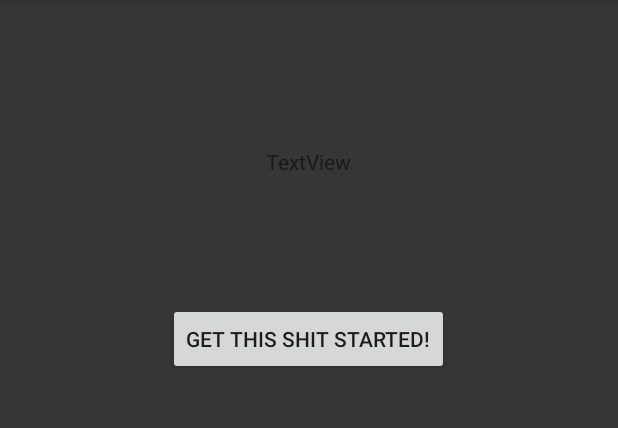
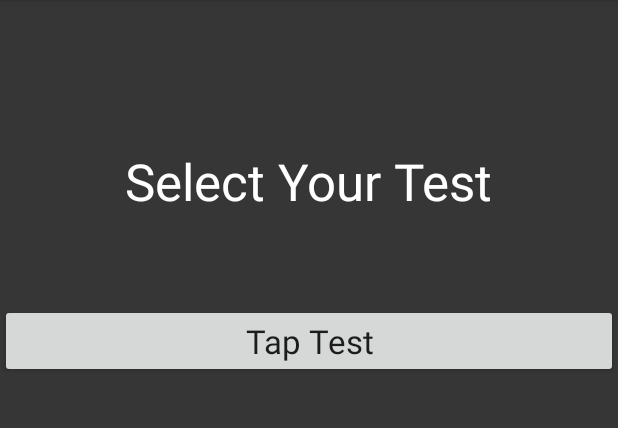
Before and after one commit to jaemoonpark/TapDemo, an Android app: the screen it shows after launch (WelcomeActivity), on a phone screen of 412 x 824 dp, the part 84-512 px from its top. Run offline under Robolectric (Android 15) with nearby library versions, the phone set to English and light mode, and no system bars.

Commit message:
Changed home screen/ layout to relative

```diff
--- a/app/src/main/res/layout/activity_welcome.xml
+++ b/app/src/main/res/layout/activity_welcome.xml
@@ -7,22 +7,25 @@
     android:background="#363636"
     android:orientation="horizontal">
 
-    <Button
-        android:layout_width="wrap_content"
-        android:layout_height="wrap_content"
-        android:text="@string/button_send"
-        android:onClick="startTest"
-        android:layout_alignParentTop="true"
-        android:layout_centerHorizontal="true"
-        android:layout_marginTop="202dp" />
-
     <TextView
-        android:text="TextView"
+        android:text="Select Your Test"
         android:layout_width="wrap_content"
         android:layout_height="wrap_content"
         android:layout_alignParentTop="true"
         android:layout_centerHorizontal="true"
+        android:textColor="#FFF"
         android:layout_marginTop="98dp"
-        android:id="@+id/textView2" />
+        android:id="@+id/textView2"
+        android:textAppearance="@style/TextAppearance.AppCompat.Display1" />
+
+    <Button
+        android:layout_width="match_parent"
+        android:layout_height="wrap_content"
+        android:text="Tap Test"
+        android:onClick="startTest"
+        android:layout_marginTop="59dp"
+        android:textAppearance="@android:style/TextAppearance.DeviceDefault.Large"
+        android:layout_below="@+id/textView2"
+        android:layout_centerHorizontal="true" />
 
 </RelativeLayout>
```
